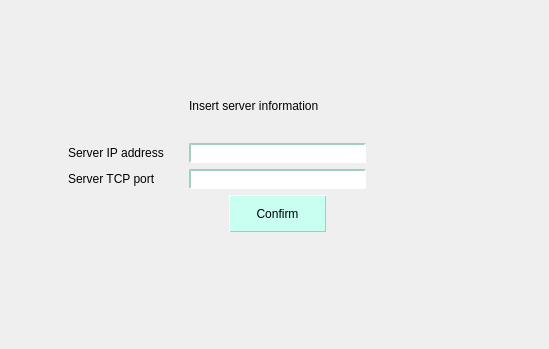
Above: CLIENT/GUI/connection/ui/gui_server.ui from GiuliCler/GIMPteam before the change. Below: the same form after it.
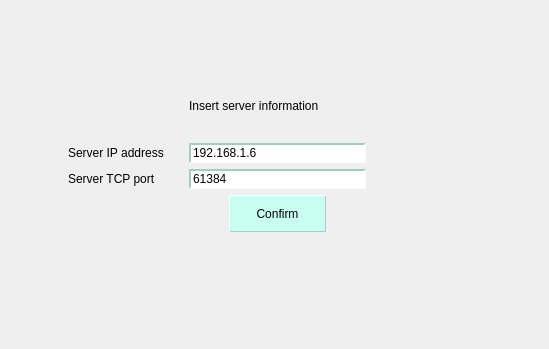
That is the form after the change.

The edit to the form file:
```diff
--- a/CLIENT/GUI/connection/ui/gui_server.ui
+++ b/CLIENT/GUI/connection/ui/gui_server.ui
@@ -132,7 +132,11 @@
     </widget>
    </item>
    <item row="3" column="2">
-    <widget class="QLineEdit" name="addressLineEdit"/>
+    <widget class="QLineEdit" name="addressLineEdit">
+     <property name="text">
+      <string>192.168.1.6</string>
+     </property>
+    </widget>
    </item>
    <item row="4" column="1">
     <widget class="QLabel" name="portLabel">
@@ -142,7 +146,11 @@
     </widget>
    </item>
    <item row="4" column="2">
-    <widget class="QLineEdit" name="portLineEdit"/>
+    <widget class="QLineEdit" name="portLineEdit">
+     <property name="text">
+      <string>61384</string>
+     </property>
+    </widget>
    </item>
    <item row="5" column="2">
     <layout class="QHBoxLayout" name="horizontalLayout_2">
```
